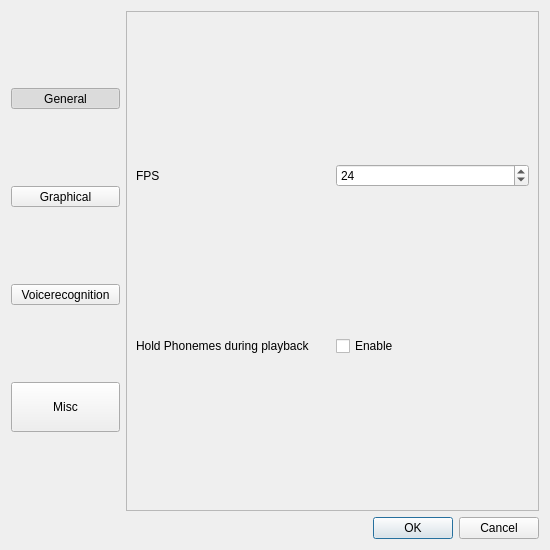
morevnaproject-org/papagayo-ng, file rsrc/settings.ui: the form before one commit.
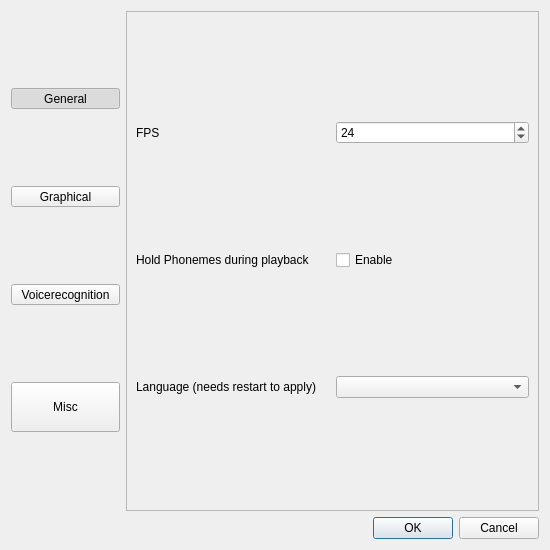
The form after the commit. Icons and pictures are not drawn.

Diff of the .ui file:
```diff
--- a/rsrc/settings.ui
+++ b/rsrc/settings.ui
@@ -214,6 +214,13 @@
      </property>
      <widget class="QWidget" name="general">
       <layout class="QGridLayout" name="gridLayout_2">
+       <item row="1" column="1">
+        <widget class="QCheckBox" name="hold_phonemes">
+         <property name="text">
+          <string>Enable</string>
+         </property>
+        </widget>
+       </item>
        <item row="0" column="0">
         <widget class="QLabel" name="label_3">
          <property name="layoutDirection">
@@ -250,10 +257,17 @@
          </property>
         </widget>
        </item>
-       <item row="1" column="1">
-        <widget class="QCheckBox" name="hold_phonemes">
+       <item row="2" column="0">
+        <widget class="QLabel" name="label_8">
          <property name="text">
-          <string>Enable</string>
+          <string>Language (needs restart to apply)</string>
+         </property>
+        </widget>
+       </item>
+       <item row="2" column="1">
+        <widget class="QComboBox" name="ui_language">
+         <property name="currentText">
+          <string/>
          </property>
         </widget>
        </item>
```
